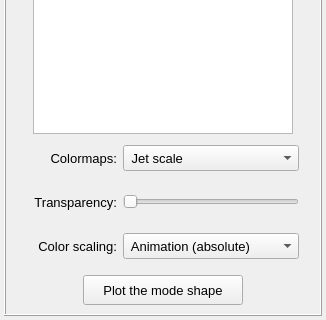
The window that pulse/interface/data/ui_files/plots/results/acoustic/acoustic_mode_shape.ui (open-pulse/OpenPulse) describes before a commit, drawn with Qt 5; both pictures show x 0 to 326 and y 179 to 499 of the 326 by 499 pixel window.
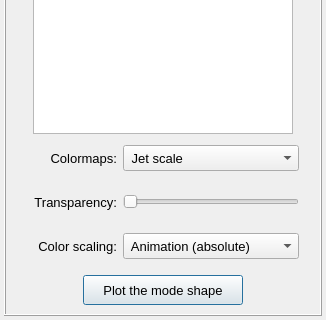
The same window after the commit.

```diff
--- a/pulse/interface/data/ui_files/plots/results/acoustic/acoustic_mode_shape.ui
+++ b/pulse/interface/data/ui_files/plots/results/acoustic/acoustic_mode_shape.ui
@@ -212,6 +212,9 @@
            <property name="text">
             <string>Plot the mode shape</string>
            </property>
+           <property name="default">
+            <bool>true</bool>
+           </property>
           </widget>
          </item>
         </layout>
```
Left out of the diff: 8 changed lines with no effect on the pictures.
